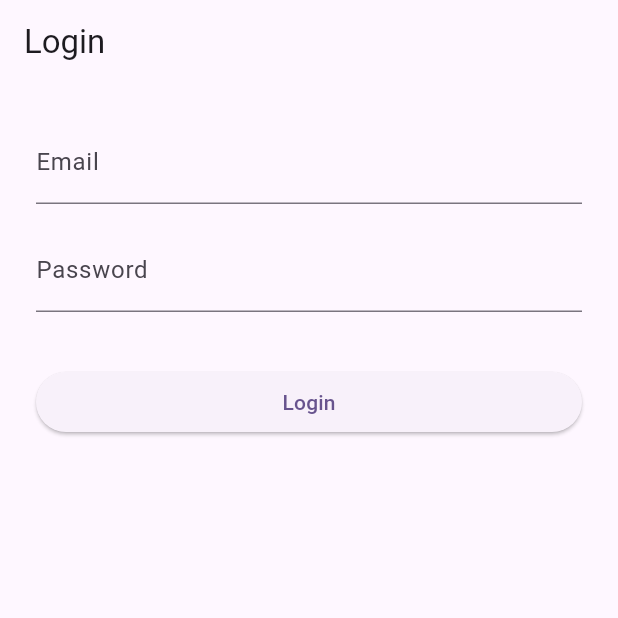
After one commit to ArnoldKebaso/Disaster_Alert_App, a Flutter app: the screen it shows after launch, on a phone screen of 412 x 824 dp, the top half of it. The commit adds this screen. Run offline on Flutter 3.47's test engine with Material 3 defaults, Android fonts, the phone set to English and light mode, and no system bars; our stand-ins replace flutter_riverpod, font_awesome_flutter, go_router, lucide_icons_flutter, multi_select_flutter, youtube_player_flutter.

Commit message:
feat: add riverpod for state management

```diff
--- /dev/null
+++ b/lib/api/fmas_api.dart
@@ -0,0 +1,34 @@
+// lib/api/fmas_api.dart
+
+import 'dart:convert';
+import 'package:http/http.dart' as http;
+
+/// Singleton HTTP client for FMAS backend.
+class FmasApi {
+  FmasApi._();
+  static final instance = FmasApi._();
+
+  // Replace with your actual backend base URL
+  final Uri _baseUrl = Uri.parse('https://your-backend.example.com/api');
+
+  /// POST /auth/login
+  Future<Map<String, dynamic>> login(String email, String password) async {
+    final response = await http.post(
+      _baseUrl.replace(path: '${_baseUrl.path}/auth/login'),
+      headers: {'Content-Type': 'application/json'},
+      body: jsonEncode({'email': email, 'password': password}),
+    );
+    if (response.statusCode == 200) {
+      return jsonDecode(response.body) as Map<String, dynamic>;
+    } else {
+      throw Exception('Login failed: ${response.body}');
+    }
+  }
+
+  /// Stub for register endpoint
+  Future<Map<String, dynamic>> register(String email, String password) {
+    throw UnimplementedError();
+  }
+
+// TODO: add forgotPassword, resetPassword, fetchAlerts, submitReport, etc.
+}
--- a/lib/main.dart
+++ b/lib/main.dart
@@ -1,47 +1,80 @@
 // lib/main.dart
 
 import 'package:flutter/material.dart';
+import 'package:flutter_riverpod/flutter_riverpod.dart';   // Riverpod core
 import 'package:go_router/go_router.dart';
 
+import 'providers/auth_provider.dart';                     // Auth state
+import 'screens/auth/login_screen.dart';                   // Login flow
 import 'screens/home/home_screen.dart';
 import 'screens/about/about_screen.dart';
 import 'screens/contact/contact_screen.dart';
-import 'screens/faq/faq_screen.dart';         // ← new FAQ import
-import 'screens/donate/donate_screen.dart';   // ← new Donate import
+import 'screens/faq/faq_screen.dart';
+import 'screens/donate/donate_screen.dart';
+import 'screens/resources/resources_screen.dart';
 
 void main() {
-  runApp(const MyApp());
+  // Wrap the entire app in ProviderScope to enable Riverpod
+  runApp(const ProviderScope(child: MyApp()));
 }
 
-class MyApp extends StatelessWidget {
+class MyApp extends ConsumerWidget {
   const MyApp({super.key});
 
   @override
-  Widget build(BuildContext context) {
-    final GoRouter _router = GoRouter(
+  Widget build(BuildContext context, WidgetRef ref) {
+    // Watch the auth state (isAuthenticated flag)
+    final authState = ref.watch(authProvider);
+
+    // Configure GoRouter with an auth-guard
+    final router = GoRouter(
       initialLocation: '/',
+      // Called on every navigation attempt
+      redirect: (BuildContext context, GoRouterState state) {
+        final loggingIn = state.subloc == '/login';
+        // If not authenticated and not heading to /login, redirect to /login
+        if (!authState.isAuthenticated && !loggingIn) return '/login';
+        // If authenticated and trying to go to /login, send to home
+        if (authState.isAuthenticated && loggingIn) return '/';
+        return null;
+      },
       routes: [
+        GoRoute(
+          path: '/login',
+          builder: (context, state) => const LoginScreen(),
+        ),
+
         GoRoute(
           path: '/',
           builder: (context, state) => const HomeScreen(),
         ),
+
         GoRoute(
           path: '/about',
           builder: (context, state) => const AboutScreen(),
         ),
+
         GoRoute(
           path: '/contact',
           builder: (context, state) => const ContactScreen(),
         ),
+
         GoRoute(
           path: '/faq',
           builder: (context, state) => const FAQScreen(),
         ),
+
         GoRoute(
           path: '/donate',
           builder: (context, state) => const DonateScreen(),
         ),
-        // Add additional routes here (e.g. /userResources, /alerts, etc.)
+
+        GoRoute(
+          path: '/resources',
+          builder: (context, state) => const ResourcesScreen(),
+        ),
+
+        // TODO: add protected dashboard routes here (e.g. /dashboard, /alerts, etc.)
       ],
     );
 
@@ -52,7 +85,72 @@ class MyApp extends StatelessWidget {
         colorScheme: ColorScheme.fromSeed(seedColor: Colors.deepPurple),
         useMaterial3: true,
       ),
-      routerConfig: _router,
+      routerConfig: router,
     );
   }
 }
+
+
+// // lib/main.dart
+//
+// import 'package:flutter/material.dart';
+// import 'package:go_router/go_router.dart';
+//
+// import 'screens/home/home_screen.dart';
+// import 'screens/about/about_screen.dart';
+// import 'screens/contact/contact_screen.dart';
+// import 'screens/faq/faq_screen.dart';         // ← new FAQ import
+// import 'screens/donate/donate_screen.dart';
+// import 'screens/resources/resources_screen.dart';  // ← new Resources import// ← new Donate import
+//
+// void main() {
+//   runApp(const MyApp());
+// }
+//
+// class MyApp extends StatelessWidget {
+//   const MyApp({super.key});
+//
+//   @override
+//   Widget build(BuildContext context) {
+//     final GoRouter _router = GoRouter(
+//       initialLocation: '/',
+//       routes: [
+//         GoRoute(
+//           path: '/',
+//           builder: (context, state) => const HomeScreen(),
+//         ),
+//         GoRoute(
+//           path: '/about',
+//           builder: (context, state) => const AboutScreen(),
+//         ),
+//         GoRoute(
+//           path: '/contact',
+//           builder: (context, state) => const ContactScreen(),
+//         ),
+//         GoRoute(
+//           path: '/faq',
+//           builder: (context, state) => const FAQScreen(),
+//         ),
+//         GoRoute(
+//           path: '/donate',
+//           builder: (context, state) => const DonateScreen(),
+//         ),
+//             GoRoute(
+//               path: '/resources',                     // ← route path
+//               builder: (context, state) => const ResourcesScreen(),
+//             ),
+//         // Add additional routes here (e.g. /userResources, /alerts, etc.)
+//       ],
+//     );
+//
+//     return MaterialApp.router(
+//       title: 'FMAS Flutter App',
+//       debugShowCheckedModeBanner: false,
+//       theme: ThemeData(
+//         colorScheme: ColorScheme.fromSeed(seedColor: Colors.deepPurple),
+//         useMaterial3: true,
+//       ),
+//       routerConfig: _router,
+//     );
+//   }
+// }
--- /dev/null
+++ b/lib/providers/auth_provider.dart
@@ -0,0 +1,66 @@
+// lib/providers/auth_provider.dart
+
+import 'package:flutter_riverpod/flutter_riverpod.dart';
+import '../api/fmas_api.dart';
+import '../models/user.dart';
+
+/// Represents the authentication state.
+class AuthState {
+  final bool isAuthenticated;
+  final User? user;
+  final String? error;
+  final bool loading;
+
+  AuthState._({
+    required this.isAuthenticated,
+    this.user,
+    this.error,
+    this.loading = false,
+  });
+
+  // Initial: not logged in
+  factory AuthState.initial() =>
+      AuthState._(isAuthenticated: false, loading: false);
+
+  // Loading: login/register in progress
+  factory AuthState.loading() =>
+      AuthState._(isAuthenticated: false, loading: true);
+
+  // Authenticated: store the User
+  factory AuthState.authenticated(User user) =>
+      AuthState._(isAuthenticated: true, user: user);
+
+  // Error: login/register failed
+  factory AuthState.error(String message) =>
+      AuthState._(isAuthenticated: false, error: message);
+}
+
+/// StateNotifier to handle login, logout, etc.
+class AuthNotifier extends StateNotifier<AuthState> {
+  AuthNotifier() : super(AuthState.initial());
+
+  /// Attempt login against the backend
+  Future<void> login(String email, String password) async {
+    state = AuthState.loading();
+    try {
+      final data = await FmasApi.instance.login(email, password);
+      final user = User.fromJson(data);
+      // TODO: store user.token in secure storage for future calls
+      state = AuthState.authenticated(user);
+    } catch (e) {
+      state = AuthState.error(e.toString());
+    }
+  }
+
+  /// Log out locally
+  void logout() {
+    // TODO: clear secure storage if used
+    state = AuthState.initial();
+  }
+}
+
+/// Expose AuthNotifier via Riverpod
+final authProvider =
+StateNotifierProvider<AuthNotifier, AuthState>((ref) {
+  return AuthNotifier();
+});
--- /dev/null
+++ b/lib/screens/auth/login_screen.dart
@@ -0,0 +1,82 @@
+// lib/screens/auth/login_screen.dart
+
+import 'package:flutter/material.dart';
+import 'package:flutter_riverpod/flutter_riverpod.dart';
+import '../../providers/auth_provider.dart';
+
+class LoginScreen extends ConsumerStatefulWidget {
+  const LoginScreen({Key? key}) : super(key: key);
+
+  @override
+  ConsumerState<LoginScreen> createState() => _LoginScreenState();
+}
+
+class _LoginScreenState extends ConsumerState<LoginScreen> {
+  final _formKey = GlobalKey<FormState>();
+  String _email = '';
+  String _password = '';
+
+  Future<void> _submit() async {
+    if (!_formKey.currentState!.validate()) return;
+    _formKey.currentState!.save();
+    // Trigger the login flow in AuthNotifier
+    await ref.read(authProvider.notifier).login(_email, _password);
+    // On success, GoRouter’s redirect will send us to '/'
+  }
+
+  @override
+  Widget build(BuildContext context) {
+    final auth = ref.watch(authProvider);
+
+    return Scaffold(
+      appBar: AppBar(title: const Text('Login')),
+      body: Padding(
+        padding: const EdgeInsets.all(24),
+        child: Form(
+          key: _formKey,
+          child: Column(
+            children: [
+              // Email input
+              TextFormField(
+                decoration: const InputDecoration(labelText: 'Email'),
+                keyboardType: TextInputType.emailAddress,
+                onSaved: (val) => _email = val!.trim(),
+                validator: (val) =>
+                (val?.contains('@') ?? false) ? null : 'Invalid email',
+              ),
+              const SizedBox(height: 16),
+
+              // Password input
+              TextFormField(
+                decoration: const InputDecoration(labelText: 'Password'),
+                obscureText: true,
+                onSaved: (val) => _password = val!,
+                validator: (val) =>
+                (val != null && val.length >= 6)
+                    ? null
+                    : 'Min 6 characters',
+              ),
+              const SizedBox(height: 24),
+
+              // Error message
+              if (auth.error != null)
+                Text(auth.error!, style: const TextStyle(color: Colors.red)),
+              const SizedBox(height: 12),
+
+              // Submit button or loading spinner
+              auth.loading
+                  ? const CircularProgressIndicator()
+                  : SizedBox(
+                width: double.infinity,
+                child: ElevatedButton(
+                  onPressed: _submit,
+                  child: const Text('Login'),
+                ),
+              ),
+            ],
+          ),
+        ),
+      ),
+    );
+  }
+}
--- a/lib/widgets/navbar_widget.dart
+++ b/lib/widgets/navbar_widget.dart
@@ -15,8 +15,9 @@ class NavbarWidget extends StatelessWidget implements PreferredSizeWidget {
     _NavItemData(label: 'Home', route: '/'),
     _NavItemData(label: 'About Us', route: '/about'),
     _NavItemData(label: 'Contact Us', route: '/contact'),
+    _NavItemData(label: 'Donate', route: '/donate'),
+    _NavItemData(label: 'Resources', route: '/resources'),
     _NavItemData(label: 'FAQ', route: '/faq'),
-    _NavItemData(label: 'Donate', route: '/donate'),
   ];
 
   @override
--- a/pubspec.yaml
+++ b/pubspec.yaml
@@ -37,6 +37,8 @@ dependencies:
   # Routing
   go_router: ^15.1.2
 
+  flutter_inappwebview: ^6.0.4
+
   # Tailwind-like utility classes (optional)
   flutter_tailwind_v4: ^1.0.2
 
@@ -60,6 +62,8 @@ dependencies:
 
   lucide_icons_flutter: ^3.0.4
   font_awesome_flutter: ^10.8.0
+  youtube_player_flutter: 9.1.1
+  flutter_riverpod: ^2.6.1
 
 dev_dependencies:
   flutter_test:
```
Also changed, not shown: lib/screens/resources/resources_screen.dart (+428 -0 lines), lib/models/user.dart (added), pubspec.lock, 3 other files.
